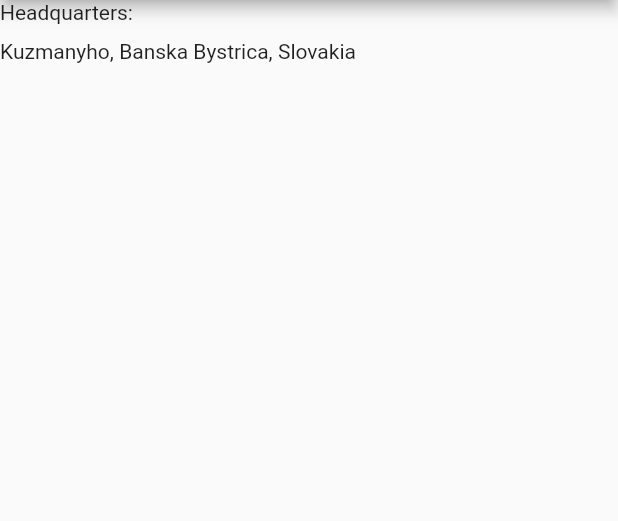
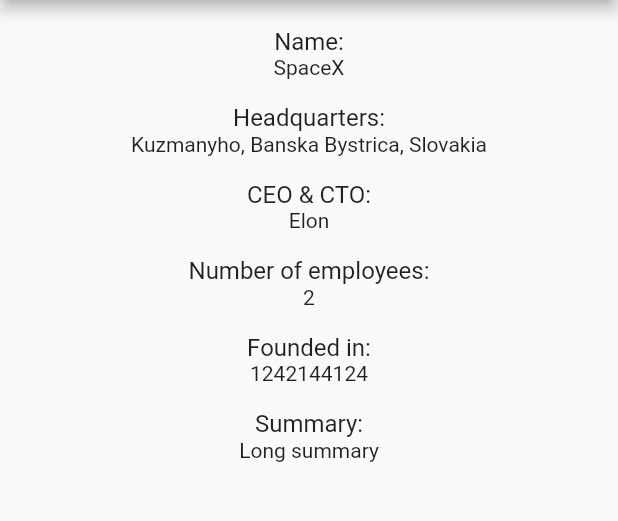
Before and after one commit to Samo8/applifting_assignment, a Flutter app: the screen it shows after launch, on a phone screen of 412 x 824 dp, the part 84-605 px from its top. Run offline on Flutter 3.47's test engine with Material 2 defaults, Android fonts, the phone set to English and light mode, and no system bars; our stand-ins replace bloc, equatable, flutter_bloc.

Commit message:
feat: added company info data to UI

```diff
--- a/lib/app/company_info/company_info_screen.dart
+++ b/lib/app/company_info/company_info_screen.dart
@@ -46,10 +46,59 @@
                 const CompanyInfoFetchDataEvent(),
               ),
               child: ListView(
+                padding: const EdgeInsets.only(top: 10.0),
                 children: [
-                  const Text('Headquarters:'),
-                  const SizedBox(height: 10.0),
-                  Text('${headquarters.address}, ${headquarters.city}, ${headquarters.state}'),
+                  ListItem(
+                    children: [
+                      const TitleItem(text: 'Name:'),
+                      BasicItem(
+                        text: companyInfo.name,
+                      ),
+                    ],
+                  ),
+                  ListItem(
+                    children: [
+                      const TitleItem(text: 'Headquarters:'),
+                      BasicItem(
+                        text:
+                            '${headquarters.address}, ${headquarters.city}, ${headquarters.state}',
+                      ),
+                    ],
+                  ),
+                  ListItem(
+                    children: [
+                      const TitleItem(text: 'CEO & CTO:'),
+                      BasicItem(
+                        text: companyInfo.ceo == companyInfo.cto
+                            ? companyInfo.ceo
+                            : '${companyInfo.ceo} & ${companyInfo.cto}',
+                      ),
+                    ],
+                  ),
+                  ListItem(
+                    children: [
+                      const TitleItem(text: 'Number of employees:'),
+                      BasicItem(
+                        text: '${companyInfo.employees}',
+                      ),
+                    ],
+                  ),
+                  ListItem(
+                    children: [
+                      const TitleItem(text: 'Founded in:'),
+                      BasicItem(
+                        text: '${companyInfo.founded}',
+                      ),
+                    ],
+                  ),
+                  ListItem(
+                    children: [
+                      const TitleItem(text: 'Summary:'),
+                      BasicItem(
+                        text: companyInfo.summary,
+                      ),
+                    ],
+                  ),
                 ],
               ),
             );
@@ -60,3 +109,60 @@
     );
   }
 }
+
+class ListItem extends StatelessWidget {
+  final List<Widget> children;
+
+  const ListItem({
+    required this.children,
+    super.key,
+  });
+
+  @override
+  Widget build(BuildContext context) {
+    return Padding(
+      padding: const EdgeInsets.symmetric(
+        vertical: 8.0,
+        horizontal: 20.0,
+      ),
+      child: Column(
+        children: children,
+      ),
+    );
+  }
+}
+
+class TitleItem extends StatelessWidget {
+  final String text;
+
+  const TitleItem({
+    required this.text,
+    super.key,
+  });
+
+  @override
+  Widget build(BuildContext context) {
+    return Align(
+      child: Text(
+        text,
+        style: Theme.of(context).textTheme.titleMedium,
+      ),
+    );
+  }
+}
+
+class BasicItem extends StatelessWidget {
+  final String text;
+
+  const BasicItem({
+    required this.text,
+    super.key,
+  });
+
+  @override
+  Widget build(BuildContext context) {
+    return Align(
+      child: Text(text),
+    );
+  }
+}
```
